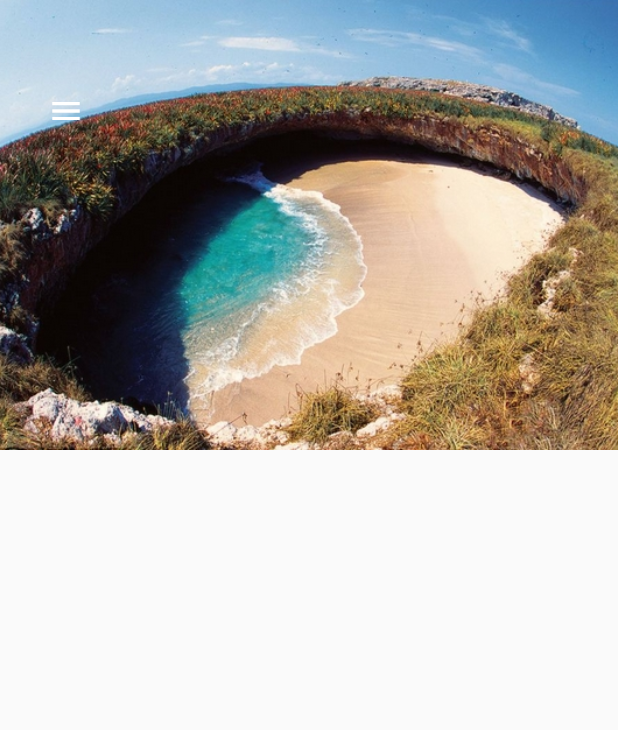
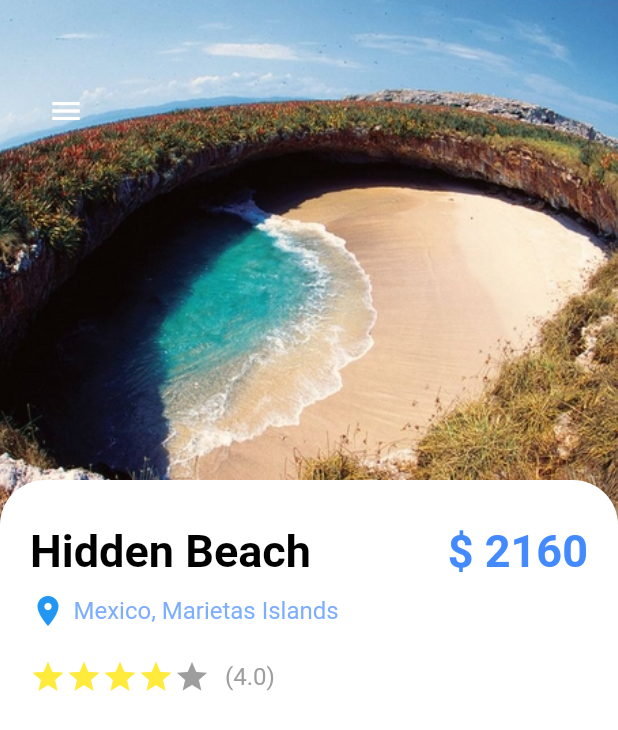
Before and after one commit to kangminchan99/Flutter_TravelApp, a Flutter app: the screen it shows after launch, on a phone screen of 412 x 824 dp. Shown: the top 730 px of the screen. Run offline on Flutter 3.47's test engine with Material 2 defaults, Android fonts, the phone set to English and light mode, and no system bars.

Commit message:
rating star ui

```diff
--- a/lib/pages/detail_page.dart
+++ b/lib/pages/detail_page.dart
@@ -1,4 +1,7 @@
 import 'package:flutter/material.dart';
+import 'package:travel_app/misc/app_colors.dart';
+import 'package:travel_app/widgets/app_large_text.dart';
+import 'package:travel_app/widgets/app_text.dart';
 
 class DetailPage extends StatefulWidget {
   const DetailPage({super.key});
@@ -8,6 +11,7 @@ class DetailPage extends StatefulWidget {
 }
 
 class _DetailPageState extends State<DetailPage> {
+  int gottenStars = 4;
   @override
   Widget build(BuildContext context) {
     return Scaffold(
@@ -21,7 +25,7 @@ class _DetailPageState extends State<DetailPage> {
               right: 0,
               child: Container(
                 width: double.maxFinite,
-                height: 300,
+                height: 350,
                 decoration: const BoxDecoration(
                   image: DecorationImage(
                       image: AssetImage("images/mexico_beach.jpeg"),
@@ -44,6 +48,71 @@ class _DetailPageState extends State<DetailPage> {
                 ],
               ),
             ),
+            Positioned(
+              top: 320,
+              child: Container(
+                padding: const EdgeInsets.only(left: 20, right: 20, top: 30),
+                width: MediaQuery.of(context).size.width,
+                height: 500,
+                decoration: const BoxDecoration(
+                  color: Colors.white,
+                  borderRadius: BorderRadius.only(
+                    topLeft: Radius.circular(30),
+                    topRight: Radius.circular(30),
+                  ),
+                ),
+                child: Column(
+                  crossAxisAlignment: CrossAxisAlignment.start,
+                  children: [
+                    Row(
+                      mainAxisAlignment: MainAxisAlignment.spaceBetween,
+                      children: [
+                        AppLargeText(
+                          text: 'Hidden Beach',
+                          color: Colors.black,
+                        ),
+                        AppLargeText(
+                          text: '\$ 2160',
+                          color: Colors.blueAccent,
+                        ),
+                      ],
+                    ),
+                    const SizedBox(height: 10),
+                    Row(
+                      children: [
+                        const Icon(Icons.location_on, color: Colors.blue),
+                        const SizedBox(width: 5),
+                        AppText(
+                          text: "Mexico, Marietas Islands",
+                          color: Colors.blueAccent.withOpacity(0.7),
+                        ),
+                      ],
+                    ),
+                    const SizedBox(height: 20),
+                    // star rating
+                    Row(
+                      children: [
+                        Wrap(
+                          children: List.generate(5, (index) {
+                            return Icon(
+                              Icons.star,
+                              color: index < gottenStars
+                                  ? Colors.yellow
+                                  : Colors.grey,
+                            );
+                          }),
+                        ),
+                        const SizedBox(width: 10),
+                        AppText(
+                          text: '(4.0)',
+                          color: Colors.grey,
+                        )
+                      ],
+                    ),
+                  ],
+                ),
+              ),
+            ),
           ],
         ),
       ),
```
